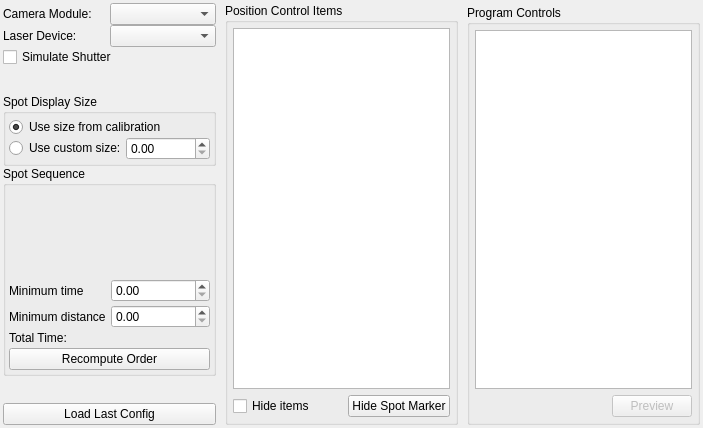
This is lib/devices/Scanner/ProtocolTemplate.ui in acq4/acq4 as Qt 5 draws it before an edit. The edited form follows.
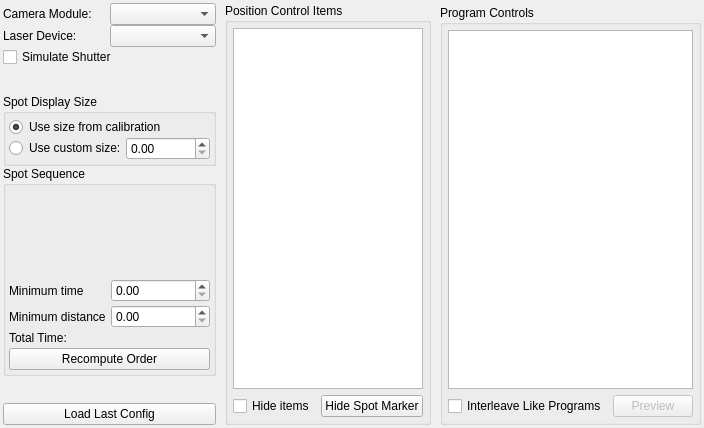
This is the edited form. Custom widgets are drawn as their Qt base class.

Diff of the .ui file:
```diff
--- a/lib/devices/Scanner/ProtocolTemplate.ui
+++ b/lib/devices/Scanner/ProtocolTemplate.ui
@@ -370,6 +370,13 @@
           </property>
          </widget>
         </item>
+        <item row="0" column="0">
+         <widget class="QCheckBox" name="interleaveCheckBox">
+          <property name="text">
+           <string>Interleave Like Programs</string>
+          </property>
+         </widget>
+        </item>
        </layout>
       </item>
       <item row="0" column="0">
@@ -396,16 +403,16 @@
    <header>pyqtgraph</header>
    <container>1</container>
   </customwidget>
-  <customwidget>
-   <class>SpinBox</class>
-   <extends>QDoubleSpinBox</extends>
-   <header>pyqtgraph</header>
-  </customwidget>
   <customwidget>
    <class>InterfaceCombo</class>
    <extends>QComboBox</extends>
    <header>InterfaceCombo</header>
   </customwidget>
+  <customwidget>
+   <class>SpinBox</class>
+   <extends>QDoubleSpinBox</extends>
+   <header>pyqtgraph</header>
+  </customwidget>
   <customwidget>
    <class>ParameterTree</class>
    <extends>QTreeWidget</extends>
```
